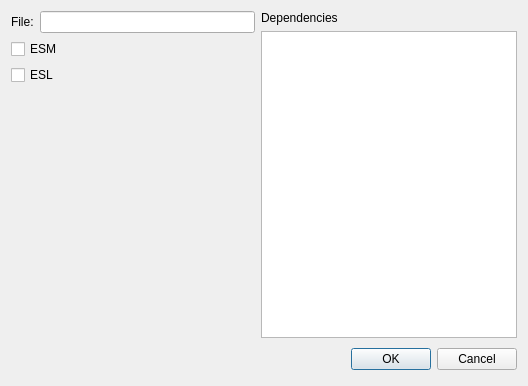
Old version of the form native/src/DovahKit/ui/main_window/save_window.ui in the repository DavidJCobb/DovahKit.
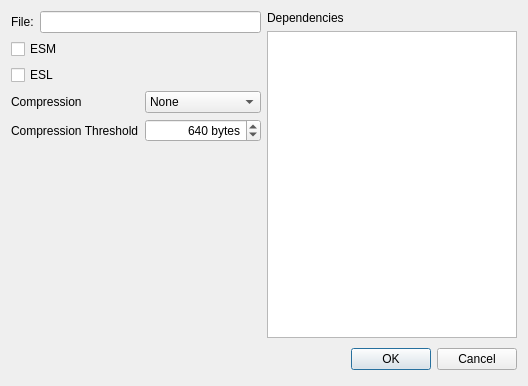
New version of the form.

Commit message:
File-writing compression work
The (file_writer) class now stores most of its extra configuration information in a (write_config) struct, to make it easier for outside code to pass configuration information in (given that the (file_load_order) creates a (file_writer) on the stack, so outside callers can't configure it themselves).

The "save" dialog now allows users to control how records are compressed. Testing shows that the "threshold" mode works as intended.

The "save" dialog's file flag options should now be usable.

Fixed the writing of FACT/FNAM.

Diff of the .ui file:
```diff
--- a/native/src/DovahKit/ui/main_window/save_window.ui
+++ b/native/src/DovahKit/ui/main_window/save_window.ui
@@ -13,10 +13,23 @@
   <property name="windowTitle">
    <string>Save File...</string>
   </property>
-  <layout class="QGridLayout" name="gridLayout_3">
+  <layout class="QGridLayout" name="gridLayout_3" columnstretch="1,1">
    <item row="0" column="0">
     <layout class="QGridLayout" name="gridLayout">
-     <item row="1" column="0" colspan="2">
+     <item row="6" column="0" colspan="2">
+      <spacer name="spacer">
+       <property name="orientation">
+        <enum>Qt::Vertical</enum>
+       </property>
+       <property name="sizeHint" stdset="0">
+        <size>
+         <width>0</width>
+         <height>0</height>
+        </size>
+       </property>
+      </spacer>
+     </item>
+     <item row="2" column="0" colspan="2">
       <widget class="QCheckBox" name="flagMaster">
        <property name="whatsThis">
         <string>&lt;html&gt;&lt;head/&gt;&lt;body&gt;&lt;p&gt;Files with the &amp;quot;ESM&amp;quot; flag are &amp;quot;masters.&amp;quot; The game will always move them to the top of the load order, and will handle various pieces of game data differently.&lt;/p&gt;&lt;p&gt;One of the most notable differences is that if a file &lt;span style=&quot; font-style:italic;&quot;&gt;isn't&lt;/span&gt; a master, then any physical objects that it places in the game world will remain in the game's memory at all times. The game can only keep track of about a million such objects at a time, so mods that define large numbers of objects (e.g. new lands mods) should always be ESMs.&lt;/p&gt;&lt;p&gt;If a file has the *.ESM file extension, then the game will always act as if this flag is set.&lt;/p&gt;&lt;/body&gt;&lt;/html&gt;</string>
@@ -26,10 +39,50 @@
        </property>
       </widget>
      </item>
-     <item row="0" column="1">
-      <widget class="QLineEdit" name="filename"/>
+     <item row="4" column="0">
+      <widget class="QLabel" name="label_3">
+       <property name="text">
+        <string>Compression</string>
+       </property>
+      </widget>
      </item>
-     <item row="2" column="0" colspan="2">
+     <item row="1" column="0" colspan="2">
+      <layout class="QHBoxLayout" name="horizontalLayout">
+       <item>
+        <widget class="QLabel" name="label">
+         <property name="text">
+          <string>File:</string>
+         </property>
+         <property name="buddy">
+          <cstring>filename</cstring>
+         </property>
+        </widget>
+       </item>
+       <item>
+        <widget class="QLineEdit" name="filename"/>
+       </item>
+      </layout>
+     </item>
+     <item row="4" column="1">
+      <widget class="QComboBox" name="compressionPolicy">
+       <item>
+        <property name="text">
+         <string>None</string>
+        </property>
+       </item>
+       <item>
+        <property name="text">
+         <string>Threshold</string>
+        </property>
+       </item>
+       <item>
+        <property name="text">
+         <string>Bethesda</string>
+        </property>
+       </item>
+      </widget>
+     </item>
+     <item row="3" column="0" colspan="2">
       <widget class="QCheckBox" name="flagLight">
        <property name="whatsThis">
         <string>&lt;html&gt;&lt;head/&gt;&lt;body&gt;&lt;p&gt;Files with the &amp;quot;ESL&amp;quot; flag are &amp;quot;light plug-ins&amp;quot; intended for use with Skyrim Special Edition. Instead of taking up an entire load order slot, all light plug-ins in a load order will share the 0xFE slot. This is very useful when designing very simple mods that make only minor changes to existing game data.&lt;/p&gt;&lt;p&gt;Light plug-ins have a number of limitations. A load order cannot have more than 4096 light plug-ins. Each light plug-in can only have 2048 forms, which must be &amp;quot;compacted&amp;quot; into the form ID range [xx000800, xx000FFF]. Light plug-ins also cannot be dependencies for other files.&lt;/p&gt;&lt;p&gt;The game will always treat files that have the *.ESL extension as if they are both light plug-ins and master files (ESMs). Among other things, this means that if an *.ESL file has any *.ESP dependencies, it will force those dependencies to load out-of-order with the master files.&lt;/p&gt;&lt;/body&gt;&lt;/html&gt;</string>
@@ -39,28 +92,31 @@
        </property>
       </widget>
      </item>
-     <item row="0" column="0">
-      <widget class="QLabel" name="label">
+     <item row="5" column="0">
+      <widget class="QLabel" name="label_4">
        <property name="text">
-        <string>File:</string>
-       </property>
-       <property name="buddy">
-        <cstring>filename</cstring>
+        <string>Compression Threshold</string>
        </property>
       </widget>
      </item>
-     <item row="3" column="0" colspan="2">
-      <spacer name="spacer">
-       <property name="orientation">
-        <enum>Qt::Vertical</enum>
+     <item row="5" column="1">
+      <widget class="QSpinBox" name="compressionThreshold">
+       <property name="alignment">
+        <set>Qt::AlignRight|Qt::AlignTrailing|Qt::AlignVCenter</set>
        </property>
-       <property name="sizeHint" stdset="0">
-        <size>
-         <width>0</width>
-         <height>0</height>
-        </size>
+       <property name="suffix">
+        <string> bytes</string>
        </property>
-      </spacer>
+       <property name="minimum">
+        <number>64</number>
+       </property>
+       <property name="maximum">
+        <number>65535</number>
+       </property>
+       <property name="value">
+        <number>640</number>
+       </property>
+      </widget>
      </item>
     </layout>
    </item>
```
Left out of the diff: 1 changed line with no effect on the pictures. The commit also changes 12 other files.
